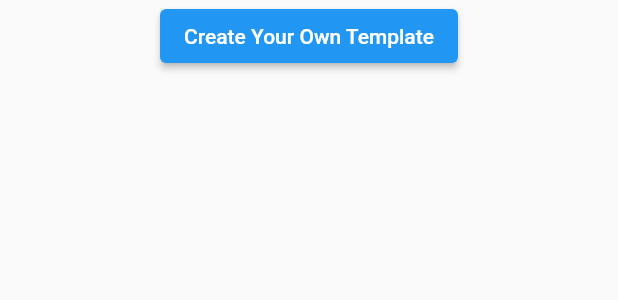
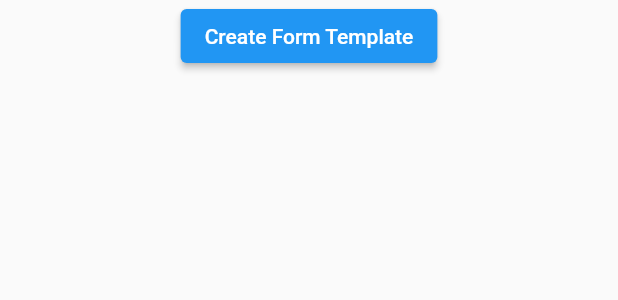
Before and after one commit to bohuie/webforms, a Flutter app: the CreateButton widget shown alone on an empty page, opened directly, on a phone screen of 412 x 824 dp. Shown: the top 300 px of the screen. Run offline on Flutter 3.47's test engine with Material 2 defaults, Android fonts, the phone set to English and light mode, and no system bars.

Commit message:
update mangetemplate

```diff
--- a/webforms/lib/loggedinhome.dart
+++ b/webforms/lib/loggedinhome.dart
@@ -1,7 +1,7 @@
 import 'package:flutter/material.dart';
 import 'package:webforms/ManageAccount.dart';
 import 'package:webforms/main.dart';
-import 'manageTemplate/Template.dart';
+import 'manageTemplate/TemplatePage.dart';
 import 'manageForms/formPage.dart';
 
 
--- a/webforms/lib/manageTemplate/Template.dart
+++ b/webforms/lib/manageTemplate/TemplatePage.dart
@@ -24,7 +24,7 @@ class CreateButton extends StatelessWidget {
     return Row(
       mainAxisAlignment: MainAxisAlignment.spaceEvenly,
       children: [
-        ElevatedButton(child: Text('Create Your Own Template'), onPressed: () {navigate(context);}, style: ElevatedButton.styleFrom(primary: Colors.blue))
+        ElevatedButton(child: Text('Create Form Template'), onPressed: () {navigate(context);}, style: ElevatedButton.styleFrom(primary: Colors.blue))
       ],
     );
   }
--- a/webforms/lib/manageTemplate/createTemplates.dart
+++ b/webforms/lib/manageTemplate/createTemplates.dart
@@ -1,6 +1,6 @@
 import 'package:flutter/material.dart';
 import 'package:webforms/loggedinhome.dart';
-import 'Template.dart';
+import 'TemplatePage.dart';
 
 void main() => runApp(const createTemplates());
 
@@ -35,6 +35,7 @@ class _MyStatefulWidgetState extends State<MyStatefulWidget> {
     return Row(
       mainAxisAlignment: MainAxisAlignment.spaceEvenly,
       children: [
+        ElevatedButton(child: Text('Save'), onPressed: () {}, style: ElevatedButton.styleFrom(primary: Colors.black)),
         ElevatedButton(child: Text('Back to Template'), onPressed: () {navigate(context);}, style: ElevatedButton.styleFrom(primary: Colors.blue))
       ],
     );
--- a/webforms/lib/manageTemplate/editTemplate.dart
+++ b/webforms/lib/manageTemplate/editTemplate.dart
@@ -1,7 +1,7 @@
 import 'package:flutter/material.dart';
 import 'package:webforms/loggedinhome.dart';
 
-import 'Template.dart';
+import 'TemplatePage.dart';
 
 class editTemplate extends StatelessWidget {
   const editTemplate({super.key});
--- a/webforms/lib/manageTemplate/viewTemplate.dart
+++ b/webforms/lib/manageTemplate/viewTemplate.dart
@@ -1,7 +1,7 @@
 import 'package:flutter/material.dart';
 import 'package:webforms/loggedinhome.dart';
 
-import 'Template.dart';
+import 'TemplatePage.dart';
 
 class viewTemplate extends StatelessWidget {
   const viewTemplate({super.key});
```
